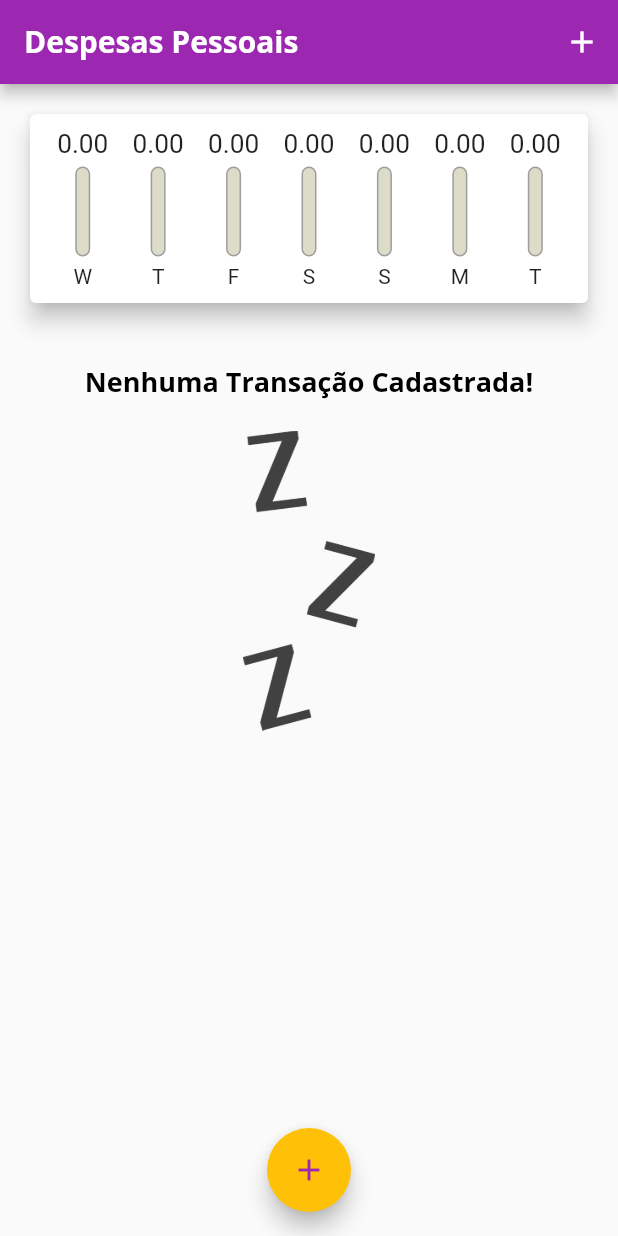
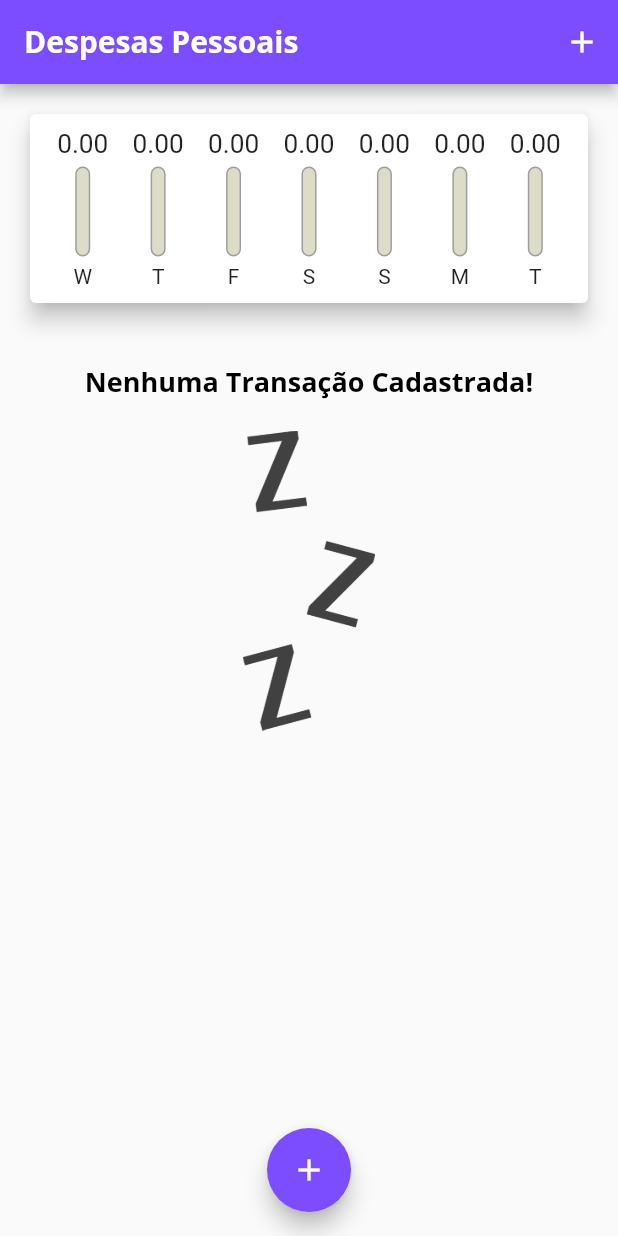
Before and after one commit to Mizaeldouglas/expenses_flutter, a Flutter app: the screen it shows after launch, on a phone screen of 412 x 824 dp. Run offline on Flutter 3.47's test engine with Material 2 defaults, Android fonts, the phone set to English and light mode, and no system bars.

Commit message:
mudança na cor

```diff
--- a/lib/main.dart
+++ b/lib/main.dart
@@ -13,8 +13,8 @@ class ExpensesApp extends StatelessWidget {
       debugShowCheckedModeBanner: false,
       theme: tema.copyWith(
         colorScheme: tema.colorScheme.copyWith(
-          primary: Colors.purple,
-          secondary: Colors.amber,
+          primary: Colors.deepPurpleAccent,
+          secondary: Colors.blueAccent,
         ),
         textTheme: tema.textTheme.copyWith(
           headline6: TextStyle(
--- a/lib/myHomePage.dart
+++ b/lib/myHomePage.dart
@@ -82,9 +82,10 @@ class _MyHomePageState extends State<MyHomePage> {
         ),
       ),
       floatingActionButton: FloatingActionButton(
+        backgroundColor: Theme.of(context).colorScheme.primary,
         child: Icon(
           Icons.add,
-          color: Theme.of(context).colorScheme.primary,
+          color: Theme.of(context).colorScheme.onSecondary,
         ),
         onPressed: () => _openTransactionFormModal(context),
       ),
```
